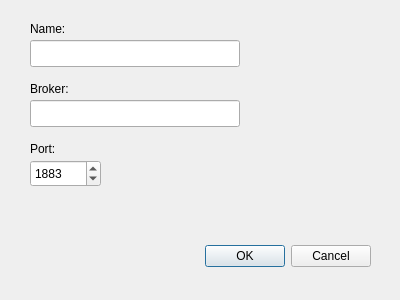
Qt form create_connection_dialog.ui (QtLab/linquitto) before a commit.
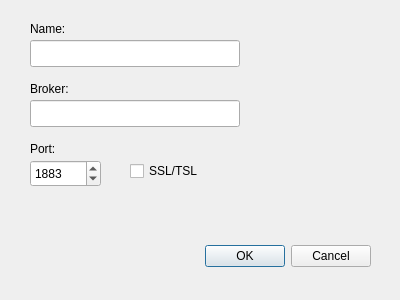
The same form after that commit.

The edit to the form file:
```diff
--- a/create_connection_dialog.ui
+++ b/create_connection_dialog.ui
@@ -107,6 +107,19 @@
     </rect>
    </property>
   </widget>
+  <widget class="QCheckBox" name="sslCheckBox">
+   <property name="geometry">
+    <rect>
+     <x>130</x>
+     <y>160</y>
+     <width>97</width>
+     <height>22</height>
+    </rect>
+   </property>
+   <property name="text">
+    <string>SSL/TSL</string>
+   </property>
+  </widget>
  </widget>
  <resources/>
  <connections>
```
